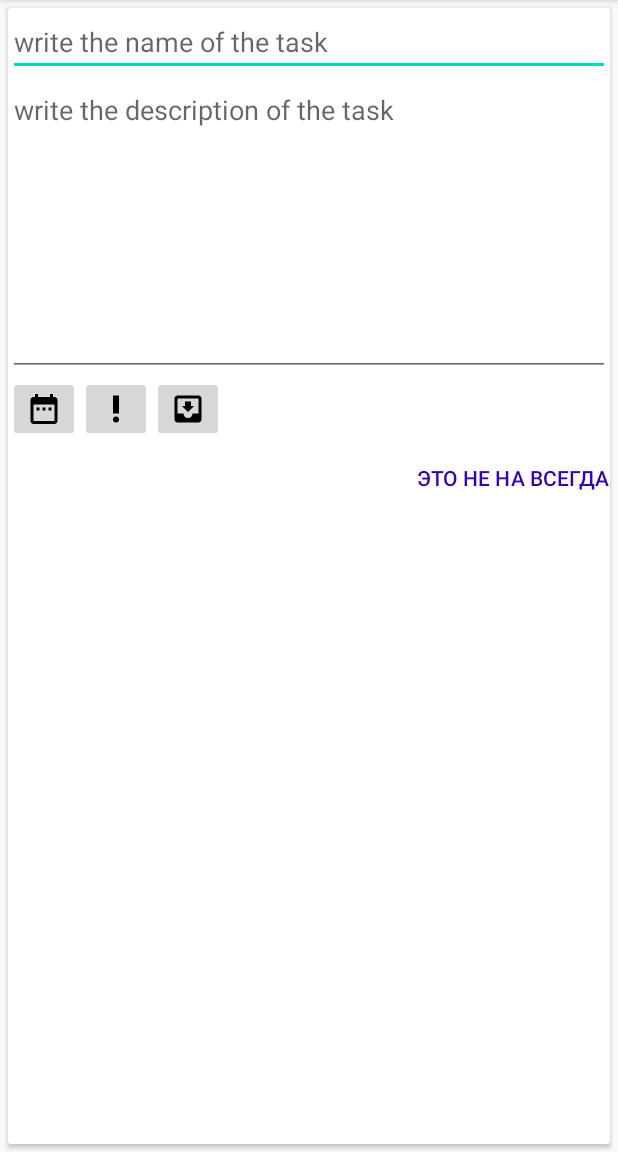
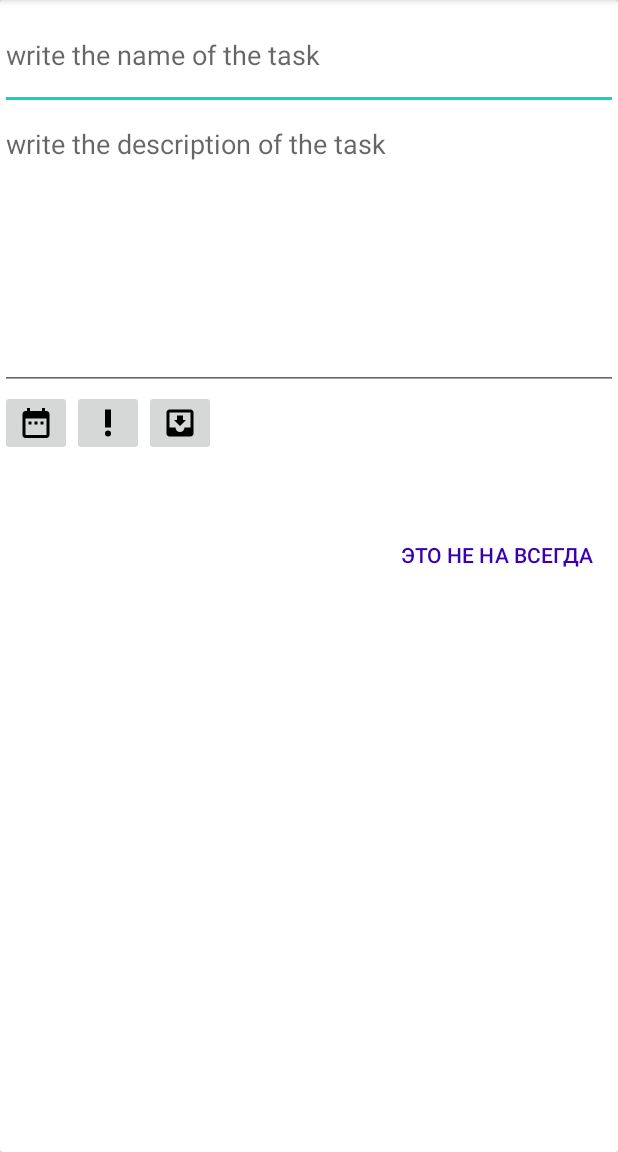
Before and after one commit to kooooooostya/Scheduler, an Android app: the screen it shows after launch (AddActivity), after a tap on "Add", on a phone screen of 412 x 824 dp, the part 84-1236 px from its top. Run offline under Robolectric (Android 15) with nearby library versions, the phone set to English and light mode, and no system bars; our stand-ins replace data binding, navigation-ui.

Commit message:
Migrate to mvvm

```diff
--- a/app/src/main/java/com/example/tasks_ab/Data/TasksSQLiteOpenHelper.java
+++ b/app/src/main/java/com/example/tasks_ab/Data/TasksSQLiteOpenHelper.java
@@ -10,6 +10,8 @@ import android.os.AsyncTask;
 import android.widget.Toast;
 
 import androidx.annotation.Nullable;
+
+import com.example.tasks_ab.Task;
 
 import java.text.SimpleDateFormat;
 import java.util.ArrayList;
--- a/app/src/main/java/com/example/tasks_ab/Data/InputPanel.java
+++ b/app/src/main/java/com/example/tasks_ab/InputPanel.java
@@ -1,4 +1,4 @@
-package com.example.tasks_ab.Data;
+package com.example.tasks_ab;
 
 import android.app.AlertDialog;
 import android.app.DatePickerDialog;
@@ -8,60 +8,54 @@ import android.util.AttributeSet;
 import android.view.LayoutInflater;
 import android.view.View;
 import android.widget.DatePicker;
-import android.widget.ImageButton;
 import android.widget.LinearLayout;
 import android.widget.Toast;
 
 import androidx.annotation.Nullable;
-
-import com.example.tasks_ab.R;
+import com.example.tasks_ab.databinding.InputPanelBinding;
 
 import java.util.Calendar;
 import java.util.Date;
 
-public class InputPanel extends LinearLayout implements DatePickerDialog.OnDateSetListener {
-    private ImageButton mButtonPickDate;
-    private ImageButton mButtonSetPriority;
-    private ImageButton mButtonArchive;
-
-    public final int NO_PRIORITY = 0;
-    public final int LOW_PRIORITY = 1;
-    public final int MEDIUM_PRIORITY = 2;
-    public final int HIGH_PRIORITY = 3;
+public class InputPanel extends LinearLayout {
 
     private Calendar mCalendar;
     private int mPriority;
 
-
-
     public InputPanel(final Context context, @Nullable AttributeSet attrs) {
         super(context, attrs);
         LayoutInflater layoutInflater = (LayoutInflater) context.getSystemService(Context.LAYOUT_INFLATER_SERVICE);
-        layoutInflater.inflate(R.layout.input_panel, this);
+        assert layoutInflater != null;
+        layoutInflater.inflate(R.layout.input_panel, this, true);
+
+        final InputPanelBinding binding = InputPanelBinding.inflate(LayoutInflater.from(context));
+        binding.getRoot();
 
         mCalendar = Calendar.getInstance();
         mCalendar.setTime(new Date());
 
-        mPriority = NO_PRIORITY;
+        mPriority = Task.NO_PRIORITY;
 
-        mButtonPickDate = findViewById(R.id.input_panel_pick_date_button);
-        mButtonSetPriority = findViewById(R.id.input_panel_set_priority_button);
-        mButtonArchive = findViewById(R.id.input_panel_archive_button);
-
-        mButtonPickDate.setOnClickListener(new OnClickListener() {
+        binding.inputPanelPickDateButton.setOnClickListener(new OnClickListener() {
             @Override
             public void onClick(View v) {
                 Calendar calendar = Calendar.getInstance();
-                DatePickerDialog datePickerDialog = new DatePickerDialog(context, null,
+                DatePickerDialog datePickerDialog = new DatePickerDialog(context, new DatePickerDialog.OnDateSetListener() {
+                    @Override
+                    public void onDateSet(DatePicker view, int year, int month, int dayOfMonth) {
+                        mCalendar.set(year, month, dayOfMonth);
+                    }
+                },
                         calendar.get(Calendar.YEAR),
                         calendar.get(Calendar.MONTH),
                         calendar.get(Calendar.DATE)
                 );
+
                 datePickerDialog.show();
             }
         });
 
-        mButtonSetPriority.setOnClickListener(new OnClickListener() {
+        binding.inputPanelSetPriorityButton.setOnClickListener(new OnClickListener() {
             @Override
             public void onClick(View v) {
                 AlertDialog.Builder builder = new AlertDialog.Builder(context);
@@ -72,10 +66,11 @@ public class InputPanel extends LinearLayout implements DatePickerDialog.OnDateS
                         mPriority = which + 1;
                     }
                 });
+                builder.create().show();
             }
         });
 
-        mButtonArchive.setOnClickListener(new OnClickListener() {
+        binding.inputPanelArchiveButton.setOnClickListener(new OnClickListener() {
             @Override
             public void onClick(View v) {
                 // TODO доделать ибо так не пойдет
@@ -85,12 +80,11 @@ public class InputPanel extends LinearLayout implements DatePickerDialog.OnDateS
         });
     }
 
-    @Override
-    public void onDateSet(DatePicker view, int year, int month, int dayOfMonth) {
-        mCalendar.set(year, month, dayOfMonth);
-    }
-
     public Calendar getCalendar() {
         return mCalendar;
     }
+
+    public int getPriority() {
+        return mPriority;
+    }
 }
--- a/app/src/main/java/com/example/tasks_ab/ui/AddActivity.java
+++ b/app/src/main/java/com/example/tasks_ab/ui/AddActivity.java
@@ -1,45 +1,33 @@
 package com.example.tasks_ab.ui;
-
-import androidx.appcompat.app.AppCompatActivity;
 
 import android.content.Context;
 import android.content.Intent;
 import android.os.Bundle;
 import android.view.View;
-import android.widget.Button;
-import android.widget.EditText;
 
-import com.example.tasks_ab.Data.InputPanel;
-import com.example.tasks_ab.Data.Task;
-import com.example.tasks_ab.Data.TasksSQLiteOpenHelper;
-import com.example.tasks_ab.R;
+import androidx.appcompat.app.AppCompatActivity;
 
-import java.util.ArrayList;
+import com.example.tasks_ab.Task;
+import com.example.tasks_ab.databinding.ActivityAddBinding;
 
 public class AddActivity extends AppCompatActivity {
 
     public static final String IS_INSERTED = "is_inserted";
     public static final String EXTRA_INSERTED_TASK = "inserted_task";
-    private EditText mEditTextName;
-    private EditText mEditTextDesk;
-    private Button mButtonConfirm;
-    private InputPanel mInputPanel;
 
+    ActivityAddBinding binding;
 
     @Override
     protected void onCreate(Bundle savedInstanceState) {
         super.onCreate(savedInstanceState);
-        setContentView(R.layout.activity_add);
+        binding = ActivityAddBinding.inflate(getLayoutInflater());
+        setContentView(binding.getRoot());
 
-        mButtonConfirm = findViewById(R.id.add_act_button_confirm);
-        mEditTextName = findViewById(R.id.add_act_edit_text_name);
-        mEditTextDesk = findViewById(R.id.add_act_edit_text_desk);
-        mInputPanel = findViewById(R.id.add_act_input_panel);
 
-        mButtonConfirm.setOnClickListener(new View.OnClickListener() {
+        binding.addActButtonConfirm.setOnClickListener(new View.OnClickListener() {
             @Override
             public void onClick(View v) {
-                if(!mEditTextName.getText().toString().equals("")){
+                if(!binding.addActEditTextName.getText().toString().equals("")){
                     addTask();
                 }
             }
@@ -48,10 +36,9 @@ public class AddActivity extends AppCompatActivity {
     }
 
     private void addTask(){
-        //TODO изменение даты
-        Task task = new Task(mEditTextName.getText().toString(),
-                mEditTextDesk.getText().toString(),
-                mInputPanel.getCalendar());
+        Task task = new Task(binding.addActEditTextName.getText().toString(),
+                binding.addActEditTextDesk.getText().toString(),
+                binding.addActInputPanel.getCalendar(), false, binding.addActInputPanel.getPriority());
 
         Intent intent = new Intent();
         //1 - success
@@ -59,7 +46,6 @@ public class AddActivity extends AppCompatActivity {
         intent.putExtra(EXTRA_INSERTED_TASK, task);
         setResult(RESULT_OK, intent);
         finish();
-        // TODO после этого нужно вернуться к предыдущему фрашменту
 
     }
 
--- a/app/src/main/java/com/example/tasks_ab/ui/calendar/CalendarFragment.java
+++ b/app/src/main/java/com/example/tasks_ab/ui/calendar/CalendarFragment.java
@@ -1,6 +1,5 @@
 package com.example.tasks_ab.ui.calendar;
 
-import android.content.Context;
 import android.content.Intent;
 import android.os.Bundle;
 import android.view.LayoutInflater;
@@ -10,63 +9,52 @@ import android.widget.CalendarView;
 
 import androidx.annotation.NonNull;
 import androidx.annotation.Nullable;
+import androidx.databinding.DataBindingUtil;
 import androidx.fragment.app.Fragment;
 import androidx.recyclerview.widget.LinearLayoutManager;
-import androidx.recyclerview.widget.RecyclerView;
 
-import com.example.tasks_ab.Data.TasksSQLiteOpenHelper;
+import com.example.tasks_ab.Data.RecyclerAdapter;
+import com.example.tasks_ab.Task;
 import com.example.tasks_ab.R;
-import com.example.tasks_ab.Data.RecyclerAdapter;
-import com.example.tasks_ab.Data.Task;
+import com.example.tasks_ab.databinding.FragmentCalendarBinding;
 import com.example.tasks_ab.ui.AddActivity;
-import com.google.android.material.floatingactionbutton.FloatingActionButton;
 
-import java.util.ArrayList;
 import java.util.Calendar;
 
 public class CalendarFragment extends Fragment {
 
-    //TODO  перейти на MVVM
-    private CalendarView mCalendarView;
-    private RecyclerView mRecyclerView;
+    private final int REQUEST_CODE = 1;
     private RecyclerAdapter mRecyclerAdapter;
-    private FloatingActionButton mActionButton;
-    private final int REQUEST_CODE = 1;
-    public static final String EXTRA_ARRAY_LIST = "extra_list";
 
     public View onCreateView(@NonNull final LayoutInflater inflater,
                              ViewGroup container, Bundle savedInstanceState) {
-        final View root = inflater.inflate(R.layout.fragment_calendar, container, false);
-        final Context context = root.getContext();
+        FragmentCalendarBinding binding = DataBindingUtil
+                .inflate(inflater, R.layout.fragment_calendar, container, false);
 
-        mActionButton = root.findViewById(R.id.calendar_floatingActionButton);
-        mCalendarView = root.findViewById(R.id.calendar_calendarView);
-        mRecyclerView = root.findViewById(R.id.calendar_recyclerView);
+        binding.calendarRecyclerView.setLayoutManager(new LinearLayoutManager(getActivity()));
 
-        mRecyclerView.setLayoutManager(new LinearLayoutManager(context));
-
-        mRecyclerAdapter = new RecyclerAdapter(context);
-        mRecyclerView.setAdapter(mRecyclerAdapter);
+        mRecyclerAdapter = new RecyclerAdapter(getActivity());
+        binding.calendarRecyclerView.setAdapter(mRecyclerAdapter);
 
         //starts AddActivity to get new task
-        mActionButton.setOnClickListener(new View.OnClickListener() {
+        binding.calendarFloatingActionButton.setOnClickListener(new View.OnClickListener() {
             @Override
             public void onClick(View v) {
-               startActivityForResult( AddActivity.newIntent(context), REQUEST_CODE);
+               startActivityForResult( AddActivity.newIntent(getActivity()), REQUEST_CODE);
             }
         });
 
         // TODO setOnDateChangeListener
-        mCalendarView.setOnDateChangeListener(new CalendarView.OnDateChangeListener() {
+        binding.calendarCalendarView.setOnDateChangeListener(new CalendarView.OnDateChangeListener() {
             @Override
             public void onSelectedDayChange(@NonNull CalendarView view, int year, int month, int dayOfMonth) {
                 Calendar calendar = Calendar.getInstance();
                 calendar.set(year, month, dayOfMonth);
-                mRecyclerAdapter.changeDate(root.getContext(), calendar);
+                mRecyclerAdapter.changeDate(getContext(), calendar);
             }
         });
 
-        return root;
+        return binding.getRoot();
     }
 
     //takes a new task and inserts this task in db
@@ -76,7 +64,6 @@ public class CalendarFragment extends Fragment {
             Task insertedTask = data.getParcelableExtra(AddActivity.EXTRA_INSERTED_TASK);
             mRecyclerAdapter.insertTask(insertedTask);
         }
-
         super.onActivityResult(requestCode, resultCode, data);
     }
 }
--- a/app/src/main/res/layout/activity_add.xml
+++ b/app/src/main/res/layout/activity_add.xml
@@ -1,8 +1,9 @@
 <?xml version="1.0" encoding="utf-8"?>
+<layout>
     <androidx.cardview.widget.CardView
     android:layout_height="match_parent"
     android:layout_width="match_parent"
-    android:layout_margin="@dimen/default_padding"
+    android:layout_margin="@dimen/large_padding"
     xmlns:android="http://schemas.android.com/apk/res/android">
         <LinearLayout
             android:layout_width="match_parent"
@@ -15,23 +16,26 @@
                 android:layout_height="wrap_content"
                 android:hint="@string/add_fragment_hint_name"
                 android:autofillHints="@string/add_fragment_hint_name"
-            android:inputType="text"
-            />
+                android:layout_weight="1"
+                android:inputType="text" />
 
             <EditText
                 android:layout_width="match_parent"
-            android:layout_height="200dp"
+                android:layout_weight="5"
+                android:layout_height="wrap_content"
                 android:gravity="start"
                 android:id="@+id/add_act_edit_text_desk"
                 android:hint="@string/add_fragment_hint_description"
                 android:autofillHints="@string/add_fragment_hint_description"
-            android:inputType="textLongMessage"/>
+                android:inputType="textLongMessage" />
 
 
-        <com.example.tasks_ab.Data.InputPanel
+            <com.example.tasks_ab.InputPanel
+                android:id="@+id/add_act_input_panel"
                 android:layout_width="match_parent"
                 android:layout_height="wrap_content"
-            android:id="@+id/add_act_input_panel"/>
+                android:layout_weight="1"
+                 />
 
             <Button
                 android:id="@+id/add_act_button_confirm"
@@ -40,7 +44,14 @@
                 android:text="@string/add_fragment_button"
                 android:background="@android:color/transparent"
                 android:textColor="@color/colorPrimaryDark"
-            android:layout_gravity="right"/>
+                android:layout_marginEnd="@dimen/large_padding"
+                android:layout_weight="1"
+                android:layout_gravity="end" />
+            <TextView
+                android:layout_width="wrap_content"
+                android:layout_height="wrap_content"
+                android:layout_weight="12"/>
         </LinearLayout>
 
     </androidx.cardview.widget.CardView>
+</layout>
--- a/app/src/main/res/layout/input_panel.xml
+++ b/app/src/main/res/layout/input_panel.xml
@@ -1,6 +1,7 @@
 <?xml version="1.0" encoding="utf-8"?>
-<LinearLayout
-    xmlns:android="http://schemas.android.com/apk/res/android"
+<layout>
+
+    <LinearLayout xmlns:android="http://schemas.android.com/apk/res/android"
         android:layout_width="match_parent"
         android:layout_height="wrap_content"
         android:orientation="horizontal">
@@ -10,18 +11,21 @@
             android:layout_width="wrap_content"
             android:layout_height="wrap_content"
             android:src="@drawable/ic_date_range_black_24dp"
-        />
+            android:contentDescription="@string/cd_select_date" />
+
         <ImageButton
             android:id="@+id/input_panel_set_priority_button"
             android:layout_width="wrap_content"
             android:layout_height="wrap_content"
             android:src="@drawable/ic_priority_high_black_24dp"
-        />
+            android:contentDescription="@string/sd_select_priority" />
+
         <ImageButton
             android:id="@+id/input_panel_archive_button"
             android:layout_width="wrap_content"
             android:layout_height="wrap_content"
             android:src="@drawable/ic_move_to_inbox_black_24dp"
-        />
+            android:contentDescription="@string/cd_move_to_archive" />
 
     </LinearLayout>
+</layout>
--- a/app/src/main/res/values/dimens.xml
+++ b/app/src/main/res/values/dimens.xml
@@ -4,6 +4,6 @@
     <dimen name="activity_vertical_margin">16dp</dimen>
 
     <dimen name="default_padding">5dp</dimen>
-    <dimen name="nav_bar_bottom">50dp</dimen>
+    <dimen name="large_padding">16dp</dimen>
 
 </resources>
--- a/app/src/main/res/values/strings.xml
+++ b/app/src/main/res/values/strings.xml
@@ -11,6 +11,9 @@
     <string name="add_fragment_hint_name">write the name of the task</string>
     <string name="add_fragment_hint_description">write the description of the task</string>
     <string name="add_fragment_button">Это не на всегда</string>
+    <string name="cd_select_date">Select date</string>
+    <string name="sd_select_priority">Select priority</string>
+    <string name="cd_move_to_archive">Move to archive</string>
 
 
 </resources>
--- a/build.gradle
+++ b/build.gradle
@@ -8,7 +8,7 @@ buildscript {
 
     }
     dependencies {
-        classpath 'com.android.tools.build:gradle:3.6.3'
+        classpath 'com.android.tools.build:gradle:4.0.1'
 
 
         // NOTE: Do not place your application dependencies here; they belong
```
Also changed, not shown: app/build.gradle (+9 -6 lines), app/src/main/java/com/example/tasks_ab/Data/RecyclerAdapter.java (+39 -11 lines), app/src/main/java/com/example/tasks_ab/Data/RecyclerViewHolder.java (deleted, +0 -23 lines), app/src/main/java/com/example/tasks_ab/Task.java (renamed from app/src/main/java/com/example/tasks_ab/Data/Task.java, +27 -12 lines), app/src/main/res/layout/activity_main.xml (+5 -4 lines), app/src/main/res/layout/fragment_calendar.xml (+6 -4 lines), app/src/main/res/layout/item_recucler_view.xml (deleted, +0 -37 lines), app/src/main/res/layout/item_recycler_view.xml (added, +45 -0 lines), gradle/wrapper/gradle-wrapper.properties. Lines whose indentation alone changed are shown as unchanged.
